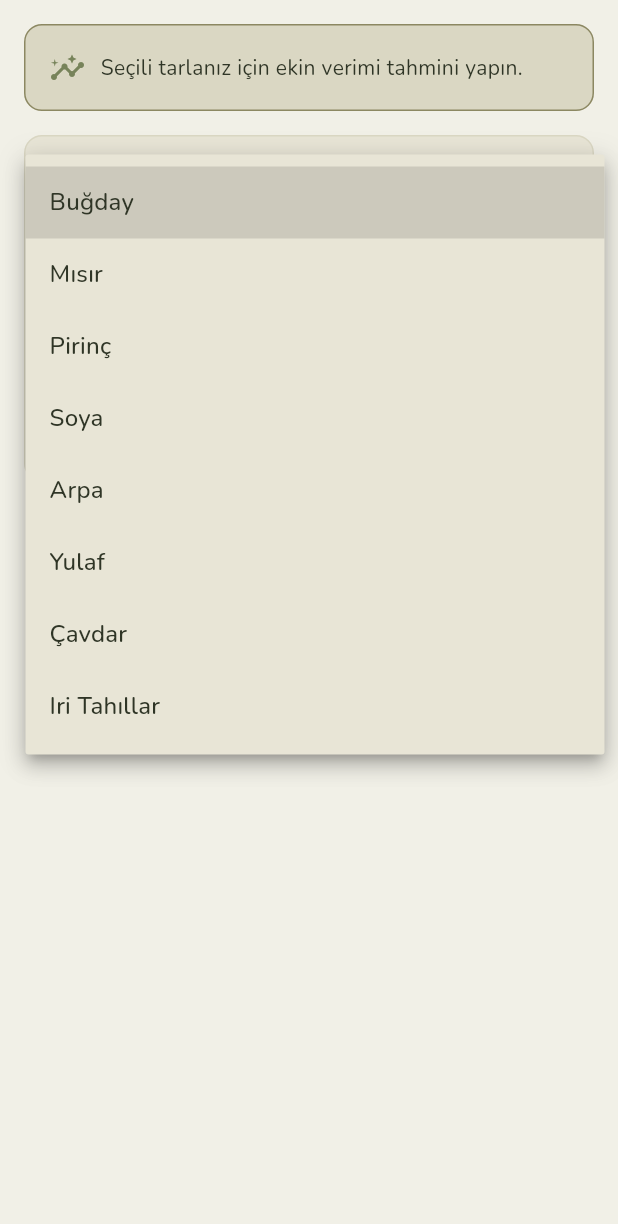
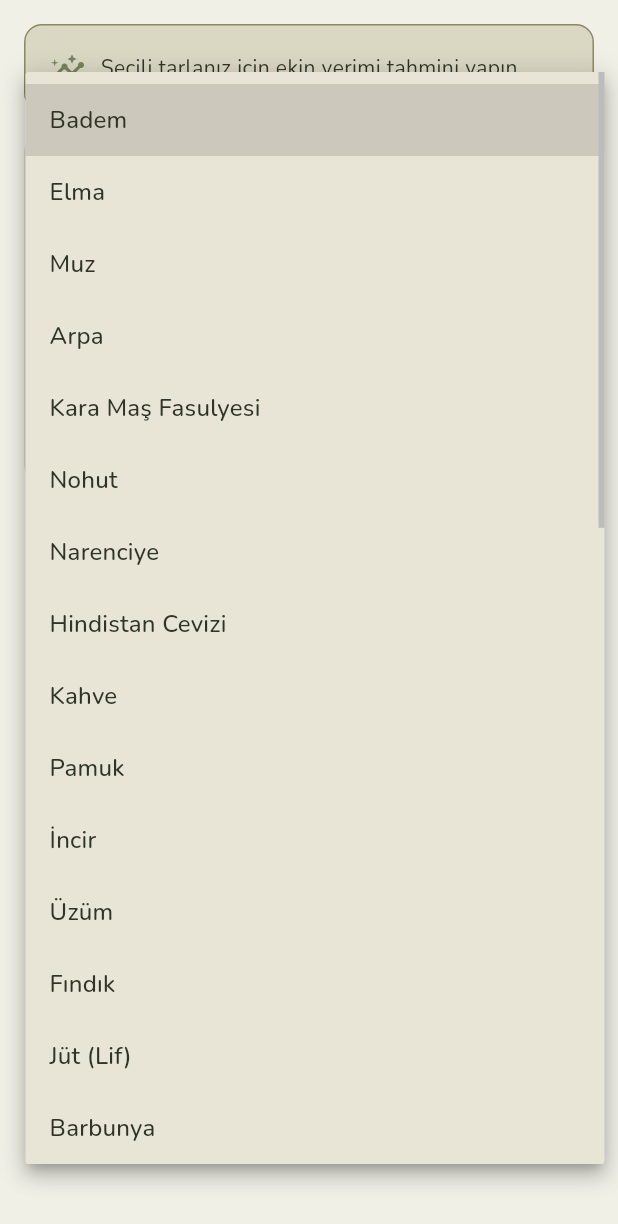
Before and after one commit to minecarman/fertilis, a Flutter app: the YieldPage widget shown alone on an empty page, opened directly with empty values, after a tap on "Ekin Seçiniz", on a phone screen of 412 x 824 dp. Shown: the top 1224 px of the screen. Run offline on Flutter 3.47's test engine with Material 3 defaults, Android fonts, the phone set to English and light mode, and no system bars; our stand-ins replace flutter_map, fpdart, geolocator, go_router, google_fonts, image_picker and 2 more; accounts and stored records are empty; network calls fail.

Commit message:
fix translation errors

```diff
--- a/frontend/lib/models/crop_catalog.dart
+++ b/frontend/lib/models/crop_catalog.dart
@@ -11,7 +11,6 @@ const Map<String, String> cropTranslations = {
   'cotton': 'Pamuk',
   'fig': 'İncir',
   'grape': 'Üzüm',
-  'grapes': 'Üzüm',
   'hazelnut': 'Fındık',
   'jute': 'Jüt (Lif)',
   'kidneybeans': 'Barbunya',
@@ -25,10 +24,10 @@ const Map<String, String> cropTranslations = {
   'onion': 'Soğan',
   'orange': 'Portakal',
   'papaya': 'Papaya',
-  'pigeonpeas': 'Güvercin Bezelyesi',
+  'pigeonpeas': 'Bezelye',
   'pomegranate': 'Nar',
   'potato': 'Patates',
-  'rice': 'Çeltik (Pirinç)',
+  'rice': 'Pirinç',
   'sugarbeet': 'Şeker Pancarı',
   'sugarcane': 'Şeker Kamışı',
   'sunflower': 'Ayçiçeği',
--- a/frontend/lib/pages/yield_page.dart
+++ b/frontend/lib/pages/yield_page.dart
@@ -1,6 +1,7 @@
 import 'package:flutter/material.dart';
 import '../core/theme.dart';
 import '../models/field.dart';
+import '../models/crop_catalog.dart';
 import '../models/yield_prediction.dart';
 import '../services/yield_service.dart';
 
@@ -17,18 +18,6 @@ class _YieldPageState extends State<YieldPage> {
   bool loading = false;
   String? error;
   YieldPrediction? result;
-
-  // Crop names mapping: English -> Turkish
-  final Map<String, String> cropNames = {
-    'Wheat': 'Buğday',
-    'Maize': 'Mısır',
-    'Rice': 'Pirinç',
-    'Soybean': 'Soya',
-    'Barley': 'Arpa',
-    'Oats': 'Yulaf',
-    'Rye': 'Çavdar',
-    'COARSE GRAINS': 'Iri Tahıllar',
-  };
 
   String? selectedCropEn; // English name for API
   final TextEditingController commodityController = TextEditingController();
@@ -106,7 +95,7 @@ class _YieldPageState extends State<YieldPage> {
                     border: OutlineInputBorder(),
                     prefixIcon: Icon(Icons.agriculture),
                   ),
-                  items: cropNames.entries.map((entry) {
+                  items: getPossibleCropChoices().map((entry) {
                     return DropdownMenuItem(
                       value: entry.key,
                       child: Text(entry.value),
@@ -194,7 +183,7 @@ class _YieldPageState extends State<YieldPage> {
 
   Widget _buildResult(YieldPrediction data) {
     final prediction = data.prediction;
-    final cropTr = cropNames[prediction.commodity] ?? prediction.commodity;
+    final cropTr = translateCropName(prediction.commodity);
 
     // Trend info
     Color trendColor = Colors.grey;
```
